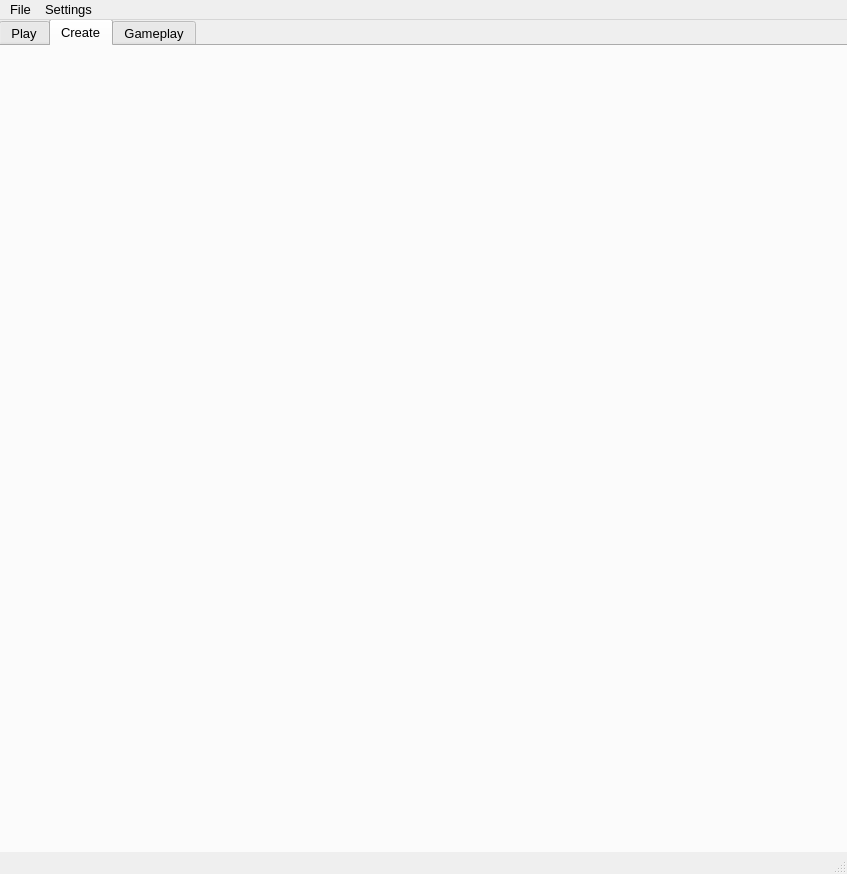
The window that app/Window.ui (St33f3n/VisualAutomationBot) describes before a commit, drawn with Qt 5.
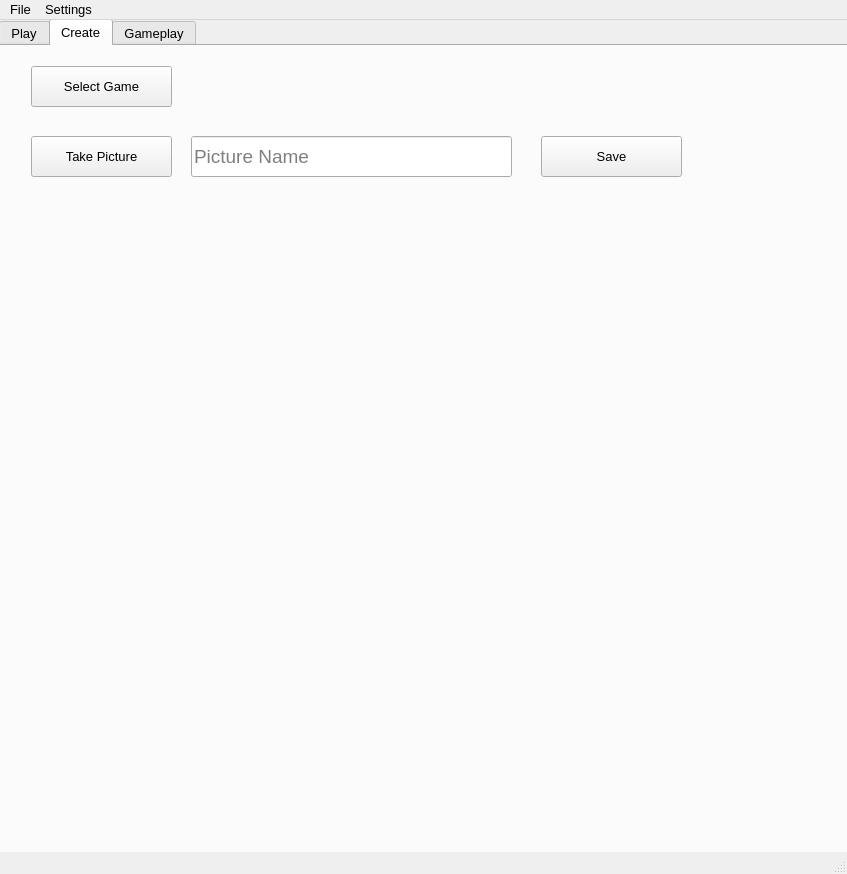
The same window after the commit. The open tabs and pages were chosen to show the change.

```diff
--- a/app/Window.ui
+++ b/app/Window.ui
@@ -100,6 +100,82 @@
      <attribute name="title">
       <string>Create</string>
      </attribute>
+     <widget class="QPushButton" name="takePictureButton">
+      <property name="geometry">
+       <rect>
+        <x>30</x>
+        <y>90</y>
+        <width>141</width>
+        <height>41</height>
+       </rect>
+      </property>
+      <property name="text">
+       <string>Take Picture</string>
+      </property>
+     </widget>
+     <widget class="QPushButton" name="selectGameButton">
+      <property name="geometry">
+       <rect>
+        <x>30</x>
+        <y>20</y>
+        <width>141</width>
+        <height>41</height>
+       </rect>
+      </property>
+      <property name="text">
+       <string>Select Game</string>
+      </property>
+     </widget>
+     <widget class="QPushButton" name="createSaveButton">
+      <property name="geometry">
+       <rect>
+        <x>540</x>
+        <y>90</y>
+        <width>141</width>
+        <height>41</height>
+       </rect>
+      </property>
+      <property name="text">
+       <string>Save</string>
+      </property>
+     </widget>
+     <widget class="QLabel" name="pictureWidget_2">
+      <property name="enabled">
+       <bool>true</bool>
+      </property>
+      <property name="geometry">
+       <rect>
+        <x>40</x>
+        <y>180</y>
+        <width>582</width>
+        <height>582</height>
+       </rect>
+      </property>
+      <property name="text">
+       <string/>
+      </property>
+     </widget>
+     <widget class="QLineEdit" name="fileNameTextBox">
+      <property name="geometry">
+       <rect>
+        <x>190</x>
+        <y>90</y>
+        <width>321</width>
+        <height>41</height>
+       </rect>
+      </property>
+      <property name="font">
+       <font>
+        <pointsize>14</pointsize>
+       </font>
+      </property>
+      <property name="autoFillBackground">
+       <bool>false</bool>
+      </property>
+      <property name="placeholderText">
+       <string>Picture Name</string>
+      </property>
+     </widget>
     </widget>
     <widget class="QWidget" name="gameplay_tab">
      <property name="sizePolicy">
```
Left out of the diff: 104 changed lines with no effect on the pictures.
